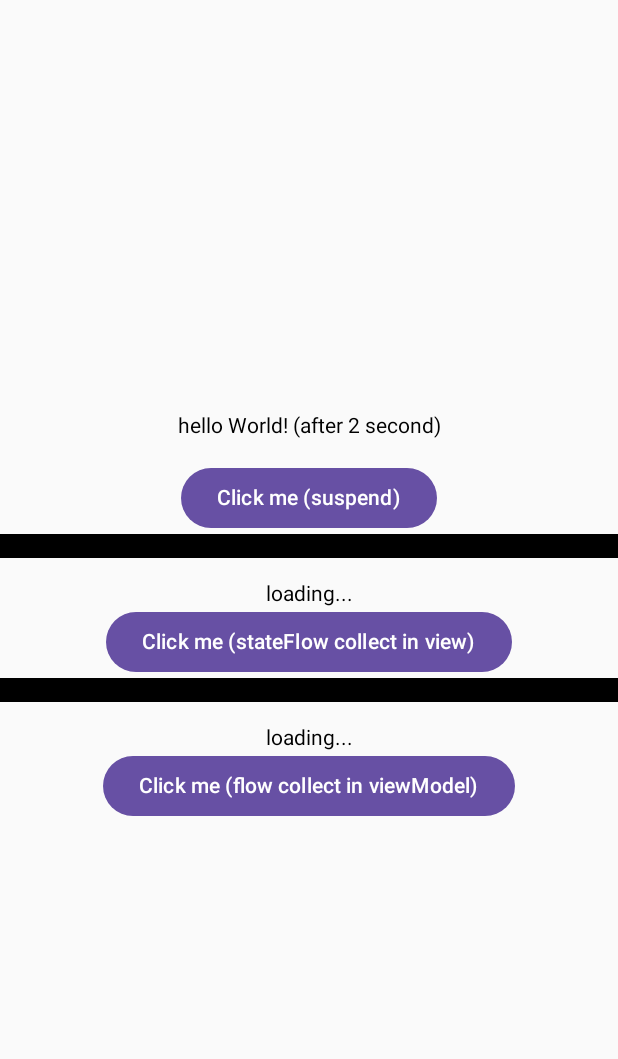
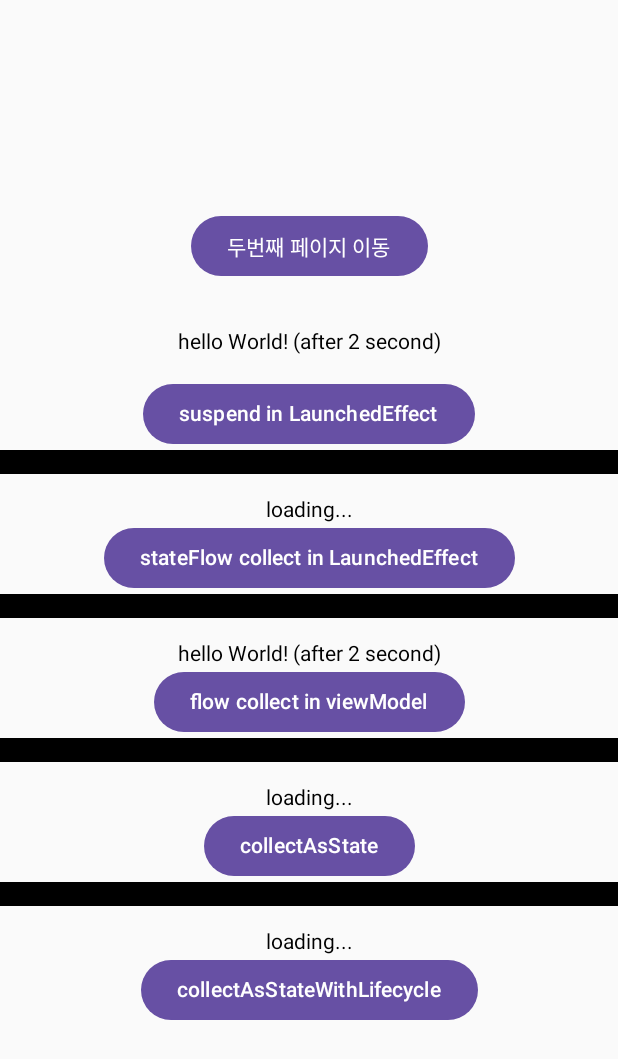
Before and after one commit to lugan1/composeAsync, an Android app built with Jetpack Compose: the screen it shows after launch (MainActivity), on a phone screen of 412 x 824 dp. Shown: the top 1059 px of the screen. Run offline under Robolectric (Android 15) with nearby library versions, the phone set to English and light mode, and no system bars; our stand-ins replace Dagger/Hilt's generated code.

Commit message:
Fix Code

```diff
--- a/app/build.gradle
+++ b/app/build.gradle
@@ -84,6 +84,9 @@ dependencies {
 
     // Compose liveData
     implementation "androidx.compose.runtime:runtime-livedata:1.4.3"
+
+    // Compose Flow
+    implementation"androidx.lifecycle:lifecycle-runtime-compose:2.6.1"
 }
 
 // Allow references to generated code
--- a/app/src/main/java/com/example/sample/composeasyncstudy/MainActivity.kt
+++ b/app/src/main/java/com/example/sample/composeasyncstudy/MainActivity.kt
@@ -3,144 +3,15 @@ package com.example.sample.composeasyncstudy
 import android.os.Bundle
 import androidx.activity.ComponentActivity
 import androidx.activity.compose.setContent
-import androidx.compose.foundation.BorderStroke
-import androidx.compose.foundation.border
-import androidx.compose.foundation.layout.*
-import androidx.compose.material3.Button
-import androidx.compose.material3.Text
-import androidx.compose.runtime.*
-import androidx.compose.ui.Alignment
-import androidx.compose.ui.Modifier
-import androidx.compose.ui.graphics.Color
-import androidx.compose.ui.tooling.preview.Preview
-import androidx.compose.ui.unit.dp
-import androidx.lifecycle.ViewModel
-import androidx.lifecycle.viewModelScope
-import androidx.lifecycle.viewmodel.compose.viewModel
+import com.example.sample.composeasyncstudy.navigation.NavContainer
 import dagger.hilt.android.AndroidEntryPoint
-import kotlinx.coroutines.delay
-import kotlinx.coroutines.flow.MutableStateFlow
-import kotlinx.coroutines.flow.asFlow
-import kotlinx.coroutines.flow.asStateFlow
-import kotlinx.coroutines.flow.onEach
-import kotlinx.coroutines.launch
 
 @AndroidEntryPoint
 class MainActivity : ComponentActivity() {
     override fun onCreate(savedInstanceState: Bundle?) {
         super.onCreate(savedInstanceState)
         setContent {
-            MainScreen()
+            NavContainer()
         }
     }
 }
-
-
-
-@Composable
-fun MainScreen(mainViewModel: MainViewModel = viewModel()) {
-    Column(modifier = Modifier.fillMaxSize(),
-        verticalArrangement = Arrangement.Center,
-        horizontalAlignment = Alignment.CenterHorizontally) {
-
-        val text by remember { mainViewModel.textState }
-        var textFlow by remember { mutableStateOf("") }
-        val text2 by remember { mainViewModel.textState2 }
-
-        LaunchedEffect(Unit) {
-            mainViewModel.suspendFunction("hello World!")
-        }
-
-
-        // 패턴1: Compose 내부에서 `LaunchedEffect`를 사용하여 `StateFlow`를 수집
-        // Compose의 생명주기에 따라, 이 LaunchedEffect는 Compose가 구성 해제되거나 Compose가 백스택으로 전환되면 취소됩니다.
-        // 따라서, 앱이 백그라운드로 전환되더라도 이 작업은 메모리 누수를 발생시키지 않습니다.
-        LaunchedEffect(key1 = mainViewModel) {
-            mainViewModel.textStateFlow.collect {
-                textFlow = it
-            }
-        }
-
-        Text(text = text)
-        Spacer(modifier = Modifier.height(16.dp))
-        Button(onClick = { mainViewModel.suspendFunction("changeEvent") }) {
-            Text(text = "Click me (suspend)")
-        }
-
-        Spacer(modifier = Modifier.height(16.dp).fillMaxWidth().border(border = BorderStroke(width = 16.dp, color = Color.Black)))
-        Spacer(modifier = Modifier.height(16.dp))
-        Text(text = textFlow)
-        Button(onClick = { mainViewModel.emitFlow() }) {
-            Text(text = "Click me (stateFlow collect in view)")
-        }
-
-        Spacer(modifier = Modifier.height(16.dp).fillMaxWidth().border(border = BorderStroke(width = 16.dp, color = Color.Black)))
-        Spacer(modifier = Modifier.height(16.dp))
-        Text(text = text2)
-
-        // 패턴2: `viewModelScope`를 사용하여 `StateFlow`를 수집
-        // ViewModel의 생명주기에 따라, ViewModel이 클리어되기 전까지 이 작업은 계속 실행됩니다.
-        // 따라서 Compose가 구성 해제되더라도, 이 코루틴은 계속 실행됩니다.
-        Button(onClick = { mainViewModel.collectInViewModel() }) {
-            Text(text = "Click me (flow collect in viewModel)")
-        }
-    }
-}
-
-class MainViewModel: ViewModel() {
-    private val _textState = mutableStateOf("loading...")
-    val textState: State<String> = _textState
-
-    private val _textStateFlow = MutableStateFlow("loading...")
-    val textStateFlow = _textStateFlow.asStateFlow()
-
-    private val _textState2 = mutableStateOf("loading...")
-    val textState2: State<String> = _textState2
-
-    init {
-        viewModelScope.launch {
-            suspendFunction("hello World!")
-        }
-    }
-
-    fun suspendFunction(value: String) {
-        viewModelScope.launch {
-            delay(5000L)
-            _textState.value = "$value (after 2 second)"
-        }
-    }
-
-
-    // 패턴1: textStateFlow의 변경은 viewModelScope 내부에서 이루어지지만, 실제 수집은 Compose에서 발생
-    // 이 함수는 Compose 구성 해제 또는 Compose가 백스택으로 전환될 때에도 영향받지 않습니다.
-    // ViewModel이 클리어되기 전까지 계속 실행됩니다.
-    fun emitFlow() {
-        viewModelScope.launch {
-            listOf("one", "two", "three", "four", "five", "six")
-                .asFlow()
-                .onEach { delay(2000L) }
-                .collect{ _textStateFlow.emit("$it (after 2 second)") }
-        }
-    }
-
-
-    // 패턴2: collectInViewModel에서 listFlow를 직접 수집하고, textState2를 업데이트
-    // 이 함수는 Compose 구성 해제 또는 Compose가 백스택으로 전환될 때에도 영향받지 않습니다.
-    // ViewModel이 클리어되기 전까지 계속 실행됩니다.
-    fun collectInViewModel() {
-        val listFlow = listOf("one", "two", "three", "four", "five", "six").asFlow()
-
-        viewModelScope.launch {
-            listFlow.onEach { delay(2000L) }
-                .collect{ _textState2.value = "$it (after 2 second)" }
-        }
-    }
-}
-
-
-
-@Preview
-@Composable
-fun MainScreenPreview() {
-    MainScreen()
-}
--- /dev/null
+++ b/app/src/main/java/com/example/sample/composeasyncstudy/navigation/Navigation.kt
@@ -0,0 +1,21 @@
+package com.example.sample.composeasyncstudy.navigation
+
+import androidx.compose.runtime.Composable
+import androidx.navigation.NavController
+import androidx.navigation.NavHostController
+import androidx.navigation.compose.NavHost
+import androidx.navigation.compose.composable
+import androidx.navigation.compose.rememberNavController
+import com.example.sample.composeasyncstudy.page.main.MainScreen
+import com.example.sample.composeasyncstudy.page.second.SecondScreen
+
+
+@Composable
+fun NavContainer() {
+    val navController: NavHostController = rememberNavController()
+
+    NavHost(navController = navController, startDestination = "main") {
+        composable("main") { MainScreen(navController = navController) }
+        composable("second") { SecondScreen(navController = navController) }
+    }
+}
--- /dev/null
+++ b/app/src/main/java/com/example/sample/composeasyncstudy/page/main/MainScreen.kt
@@ -0,0 +1,106 @@
+package com.example.sample.composeasyncstudy.page.main
+
+import androidx.compose.foundation.BorderStroke
+import androidx.compose.foundation.border
+import androidx.compose.foundation.layout.Arrangement
+import androidx.compose.foundation.layout.Column
+import androidx.compose.foundation.layout.Spacer
+import androidx.compose.foundation.layout.fillMaxSize
+import androidx.compose.foundation.layout.fillMaxWidth
+import androidx.compose.foundation.layout.height
+import androidx.compose.material3.Button
+import androidx.compose.material3.Text
+import androidx.compose.runtime.Composable
+import androidx.compose.runtime.LaunchedEffect
+import androidx.compose.runtime.collectAsState
+import androidx.compose.runtime.getValue
+import androidx.compose.runtime.mutableStateOf
+import androidx.compose.runtime.remember
+import androidx.compose.runtime.setValue
+import androidx.compose.ui.Alignment
+import androidx.compose.ui.Modifier
+import androidx.compose.ui.graphics.Color
+import androidx.compose.ui.unit.dp
+import androidx.lifecycle.compose.collectAsStateWithLifecycle
+import androidx.lifecycle.viewmodel.compose.viewModel
+import androidx.navigation.NavController
+
+
+@Composable
+fun MainScreen(
+    mainViewModel: MainViewModel = viewModel(),
+    navController: NavController
+) {
+    Column(modifier = Modifier.fillMaxSize(),
+        verticalArrangement = Arrangement.Center,
+        horizontalAlignment = Alignment.CenterHorizontally) {
+
+        val viewModelText by remember { mainViewModel.textState }
+        var composeText by remember { mutableStateOf("") }
+
+        LaunchedEffect(Unit) {
+            mainViewModel.suspendFunction("hello World!")
+        }
+
+
+        Button(onClick = { navController.navigate("second") }) {
+            Text(text = "두번째 페이지 이동")
+        }
+        Spacer(modifier = Modifier.height(32.dp))
+
+
+        Text(text = viewModelText)
+        Spacer(modifier = Modifier.height(16.dp))
+        Button(onClick = { mainViewModel.suspendFunction("changeEvent") }) {
+            Text(text = "suspend in LaunchedEffect")
+        }
+
+
+        // 패턴1: Compose 내부에서 `LaunchedEffect`를 사용하여 `StateFlow`를 수집
+        LaunchedEffect(key1 = mainViewModel) {
+            mainViewModel.textStateFlow.collect {
+                composeText = it
+            }
+        }
+        Divider()
+        Text(text = composeText)
+        Button(onClick = { mainViewModel.collectInViewModel() }) {
+            Text(text = "stateFlow collect in LaunchedEffect")
+        }
+
+        // 패턴2: `viewModelScope`를 사용하여 `StateFlow`를 수집
+        Divider()
+        Text(text = viewModelText)
+        Button(onClick = { mainViewModel.collectInViewModel() }) {
+            Text(text = "flow collect in viewModel")
+        }
+
+
+        // 패턴3: collectAsState 사용
+        val textState by mainViewModel.textStateFlow.collectAsState()
+        Divider()
+        Text(text = textState)
+        Button(onClick = { mainViewModel.collectInViewModel() }) {
+            Text(text = "collectAsState")
+        }
+
+
+
+        // 패턴4: collectAsStateWithLifecycle 사용
+        val textState2 by mainViewModel.textStateFlow.collectAsStateWithLifecycle()
+        Divider()
+        Text(text = textState2)
+        Button(onClick = { mainViewModel.collectInViewModel() }) {
+            Text(text = "collectAsStateWithLifecycle")
+        }
+    }
+}
+
+@Composable
+fun Divider() {
+    Spacer(modifier = Modifier
+        .height(16.dp)
+        .fillMaxWidth()
+        .border(border = BorderStroke(width = 16.dp, color = Color.Black)))
+    Spacer(modifier = Modifier.height(16.dp))
+}
--- /dev/null
+++ b/app/src/main/java/com/example/sample/composeasyncstudy/page/main/MainViewModel.kt
@@ -0,0 +1,42 @@
+package com.example.sample.composeasyncstudy.page.main
+
+import androidx.compose.runtime.State
+import androidx.compose.runtime.mutableStateOf
+import androidx.lifecycle.ViewModel
+import androidx.lifecycle.viewModelScope
+import kotlinx.coroutines.delay
+import kotlinx.coroutines.flow.MutableStateFlow
+import kotlinx.coroutines.flow.StateFlow
+import kotlinx.coroutines.flow.asFlow
+import kotlinx.coroutines.flow.onEach
+import kotlinx.coroutines.launch
+
+class MainViewModel: ViewModel() {
+    private val _textState = mutableStateOf("loading...")
+    val textState: State<String> = _textState
+
+    private val _textStateFlow = MutableStateFlow("loading...")
+    val textStateFlow: StateFlow<String> = _textStateFlow
+
+    val listFlow = MutableList(99) { i -> i }.asFlow().onEach { delay(2000L) }
+
+    init {
+        viewModelScope.launch {
+            suspendFunction("hello World!")
+        }
+    }
+
+    fun suspendFunction(value: String) {
+        viewModelScope.launch {
+            delay(5000L)
+            _textState.value = "$value (after 2 second)"
+        }
+    }
+
+    fun collectInViewModel() {
+        viewModelScope.launch {
+            listFlow.collect { _textStateFlow.emit("$it") }
+        }
+    }
+
+}
--- /dev/null
+++ b/app/src/main/java/com/example/sample/composeasyncstudy/page/second/SecondViewModel.kt
@@ -0,0 +1,6 @@
+package com.example.sample.composeasyncstudy.page.second
+
+import androidx.lifecycle.ViewModel
+
+class SecondViewModel: ViewModel() {
+}
```
Also changed, not shown: app/src/main/java/com/example/sample/composeasyncstudy/page/second/SecondScreen.kt (added, +30 -0 lines), app/src/main/java/com/example/sample/composeasyncstudy/ui/component/TopAppbar.kt (added, +34 -0 lines).
